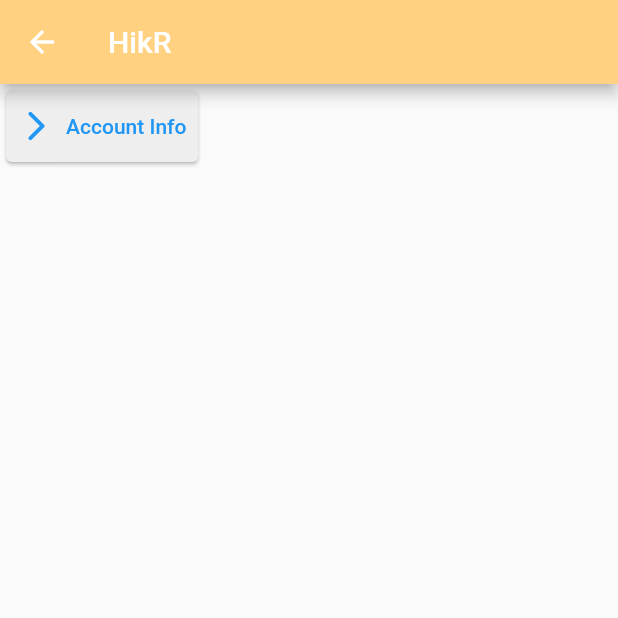
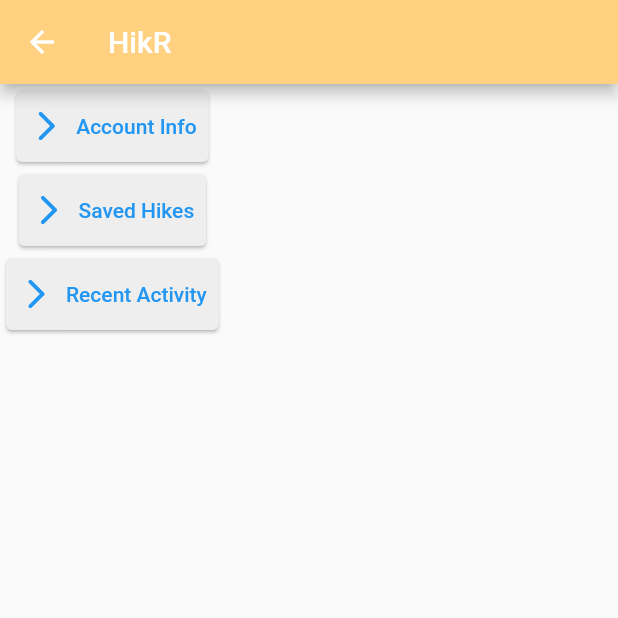
Before and after one commit to anahoward815/MobileProject, a Flutter app: the AccountMenu screen opened by its route, on a phone screen of 412 x 824 dp, the top half of it. Run offline on Flutter 3.47's test engine with Material 2 defaults, Android fonts, the phone set to English and light mode, and no system bars; missing offline and left inert: dart:ffi.

Commit message:
Added needed files
Should have all the dart files for each page that we have

```diff
--- a/HikingApp/lib/pages/account_menu.dart
+++ b/HikingApp/lib/pages/account_menu.dart
@@ -22,6 +22,20 @@ class _AccountMenuState extends State<AccountMenu> {
             icon: Icon(Icons.arrow_forward_ios_rounded),
             label: Text('Account Info')),
           ),
+          Card(
+            color: Colors.grey[200],
+            child: TextButton.icon(
+                onPressed: () {},
+                icon: Icon(Icons.arrow_forward_ios_rounded),
+                label: Text('Saved Hikes')),
+          ),
+          Card(
+            color: Colors.grey[200],
+            child: TextButton.icon(
+                onPressed: () {},
+                icon: Icon(Icons.arrow_forward_ios_rounded),
+                label: Text('Recent Activity')),
+          ),
         ],
       ),
     );
```
Also changed, not shown: HikingApp/lib/pages/account_equipment.dart (added), HikingApp/lib/pages/recent_hike_stats.dart (added).
